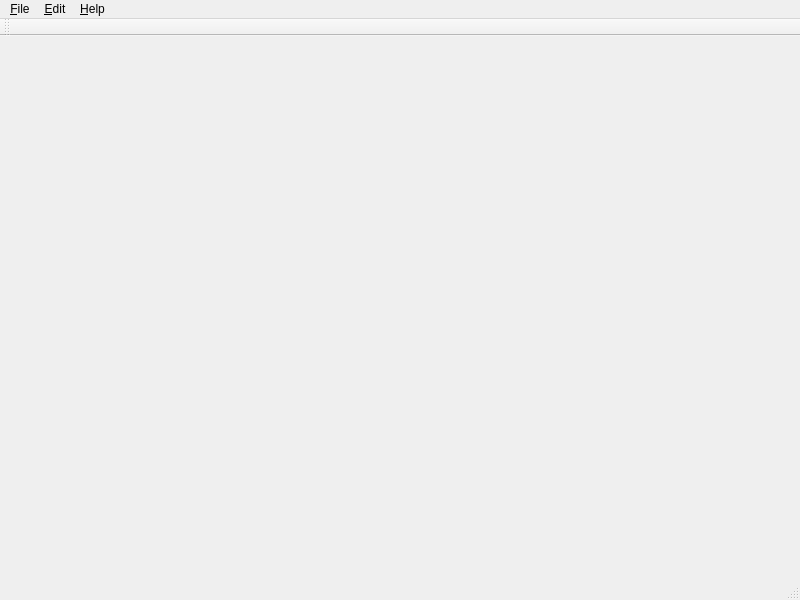
The window that src/Contrivance/Contrivance_ContrivanceWindow.ui (Connway/Shibboleth) describes before a commit, drawn with Qt 5.
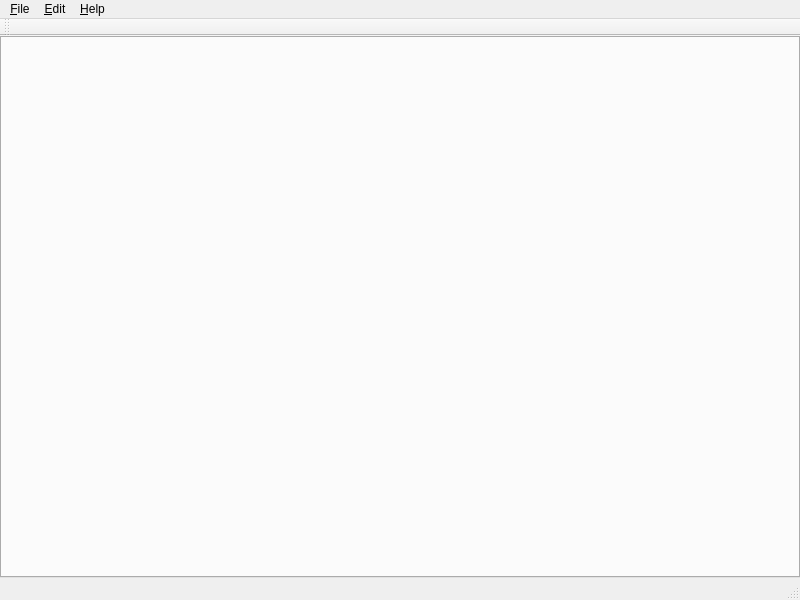
The same window after the commit.

```diff
--- a/src/Contrivance/Contrivance_ContrivanceWindow.ui
+++ b/src/Contrivance/Contrivance_ContrivanceWindow.ui
@@ -23,7 +23,59 @@
    <enum>Qt::ToolButtonIconOnly</enum>
   </property>
   <widget class="QWidget" name="centralWidget">
-   <layout class="QGridLayout" name="gridLayout"/>
+   <property name="sizePolicy">
+    <sizepolicy hsizetype="Expanding" vsizetype="Expanding">
+     <horstretch>0</horstretch>
+     <verstretch>0</verstretch>
+    </sizepolicy>
+   </property>
+   <layout class="QVBoxLayout" name="verticalLayout">
+    <property name="spacing">
+     <number>0</number>
+    </property>
+    <property name="leftMargin">
+     <number>0</number>
+    </property>
+    <property name="topMargin">
+     <number>0</number>
+    </property>
+    <property name="rightMargin">
+     <number>0</number>
+    </property>
+    <property name="bottomMargin">
+     <number>0</number>
+    </property>
+    <item>
+     <widget class="QTabWidget" name="tabWidget">
+      <property name="sizePolicy">
+       <sizepolicy hsizetype="Expanding" vsizetype="Expanding">
+        <horstretch>0</horstretch>
+        <verstretch>0</verstretch>
+       </sizepolicy>
+      </property>
+      <property name="currentIndex">
+       <number>0</number>
+      </property>
+      <property name="elideMode">
+       <enum>Qt::ElideNone</enum>
+      </property>
+      <property name="documentMode">
+       <bool>false</bool>
+      </property>
+      <property name="movable">
+       <bool>true</bool>
+      </property>
+      <property name="tabBarAutoHide">
+       <bool>true</bool>
+      </property>
+      <widget class="QWidget" name="tab_1">
+       <attribute name="title">
+        <string>Tab 1</string>
+       </attribute>
+      </widget>
+     </widget>
+    </item>
+   </layout>
   </widget>
   <widget class="QMenuBar" name="menuBar">
    <property name="geometry">
```
